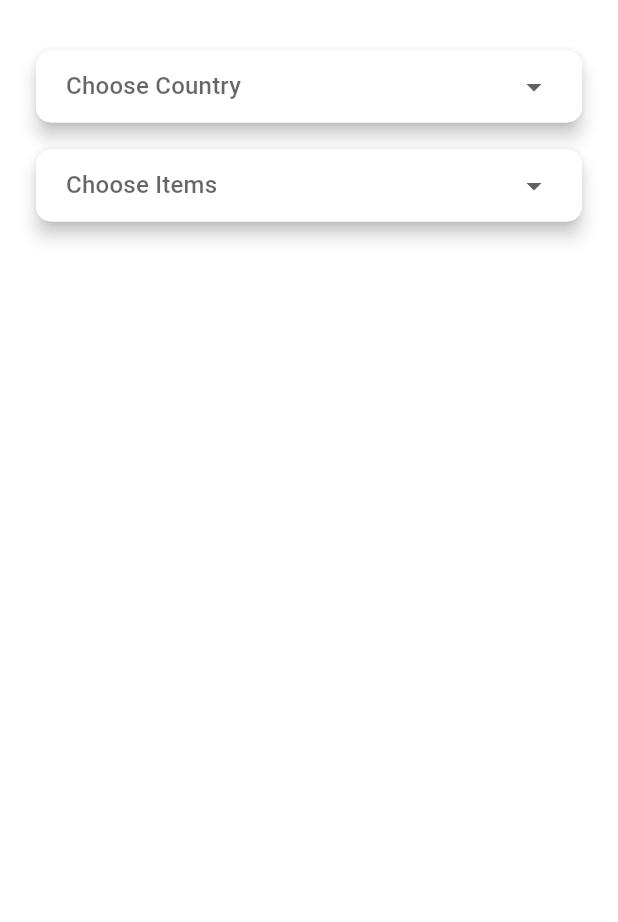
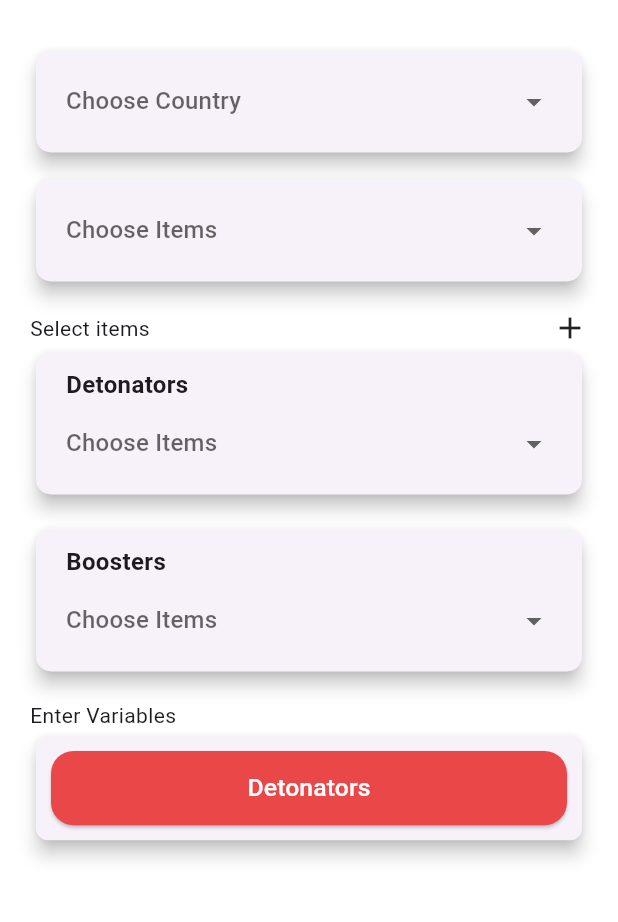
Before and after one commit to Umair-Amjad-Ali/Flutter, a Flutter app: the screen it shows after launch, on a phone screen of 412 x 824 dp, the part 113-1035 px from its top. Run offline on Flutter 3.47's test engine with Material 3 defaults, Android fonts, the phone set to English and light mode, and no system bars.

Commit message:
new widgets added

```diff
--- a/stock_counter/lib/screens/main_screens/stock_counter.dart
+++ b/stock_counter/lib/screens/main_screens/stock_counter.dart
@@ -1,5 +1,6 @@
 import 'package:flutter/material.dart';
 import 'package:stock_counter/widgets/dropdown_card.dart';
+import 'package:stock_counter/widgets/dynamic_button.dart';
 
 class StockCounter extends StatefulWidget {
   const StockCounter({super.key});
@@ -11,9 +12,27 @@ class StockCounter extends StatefulWidget {
 class _StockCounterState extends State<StockCounter> {
   var _location = ['India', 'USA', 'UK', 'Canada', 'Australia'];
   var _items = ['Detonators', 'Booster'];
+  var _detonators = [
+    'Detonator 1',
+    'Detonator 2',
+    'Detonator 3',
+    'Detonator 4',
+    'Detonator 5',
+    'Detonator 6'
+  ];
+  var _boosters = [
+    'Booster 1',
+    'Booster 2',
+    'Booster 3',
+    'Booster 4',
+    'Booster 5',
+    'Booster 6',
+  ];
 
   String? _selectedCountry; // State to track the selected value
   String? _selectedItems;
+  String? _selectDetonaotors;
+  String? _selectedBoosters;
 
   @override
   Widget build(BuildContext context) {
@@ -67,8 +86,10 @@ class _StockCounterState extends State<StockCounter> {
             ),
             const SizedBox(height: 20),
             // Dropdown
-            Padding(
-              padding: const EdgeInsets.symmetric(horizontal: 20, vertical: 10),
+            SingleChildScrollView(
+              child: Padding(
+                padding:
+                    const EdgeInsets.symmetric(horizontal: 20, vertical: 10),
                 child: Column(
                   children: [
                     DropdownCard(
@@ -94,10 +115,74 @@ class _StockCounterState extends State<StockCounter> {
                       },
                       hintText: 'Choose Items',
                     ),
+                    const SizedBox(
+                      height: 15,
+                    ),
                     Row(
-                    children: [],
-                  )
+                      mainAxisAlignment: MainAxisAlignment.spaceBetween,
+                      children: [Text("Select items"), Icon(Icons.add)],
+                    ),
+                    DropdownCard(
+                      selectedValue: _selectDetonaotors,
+                      items: _detonators,
+                      onChanged: (value) {
+                        setState(() {
+                          _selectDetonaotors = value;
+                        });
+                      },
+                      hintText: 'Choose Items',
+                      labelText: "Detonators",
+                    ),
+                    const SizedBox(
+                      height: 15,
+                    ),
+                    DropdownCard(
+                      selectedValue: _selectedBoosters,
+                      items: _boosters,
+                      onChanged: (value) {
+                        setState(() {
+                          _selectedBoosters = value;
+                        });
+                      },
+                      hintText: 'Choose Items',
+                      labelText: "Boosters",
+                    ),
+                    const SizedBox(
+                      height: 15,
+                    ),
+                    Row(
+                      children: [
+                        Text(
+                          "Enter Variables",
+                          textAlign: TextAlign.start,
+                        ),
                       ],
+                    ),
+                    Card(
+                      elevation: 5,
+                      shape: RoundedRectangleBorder(
+                        borderRadius: BorderRadius.circular(8),
+                      ),
+                      child: Container(
+                        width: double
+                            .infinity, // Ensures the Card takes up all available width
+                        padding: const EdgeInsets.all(10),
+                        child: Column(
+                          children: [
+                            Row(
+                              children: [
+                                Expanded(
+                                  child: DynamicButton(
+                                      label: 'Detonators', onPressed: () {}),
+                                ),
+                              ],
+                            ),
+                          ],
+                        ),
+                      ),
+                    ),
+                  ],
+                ),
               ),
             ),
           ],
--- a/stock_counter/lib/widgets/dropdown_card.dart
+++ b/stock_counter/lib/widgets/dropdown_card.dart
@@ -5,6 +5,7 @@ class DropdownCard extends StatelessWidget {
   final List<String> items;
   final ValueChanged<String?> onChanged;
   final String hintText;
+  final String? labelText; // Optional text to display inside the card
 
   const DropdownCard({
     super.key,
@@ -12,6 +13,7 @@ class DropdownCard extends StatelessWidget {
     required this.items,
     required this.onChanged,
     required this.hintText,
+    this.labelText, // Optional parameter
   });
 
   @override
@@ -21,29 +23,43 @@ class DropdownCard extends StatelessWidget {
       shape: RoundedRectangleBorder(
         borderRadius: BorderRadius.circular(10),
       ),
-      child: Container(
-        width:
-            double.infinity, // Ensures the container takes full available width
-        padding: const EdgeInsets.symmetric(horizontal: 20),
-        decoration: BoxDecoration(
-          color: Colors.white,
-          borderRadius: BorderRadius.circular(10),
+      child: Padding(
+        padding: const EdgeInsets.symmetric(horizontal: 20, vertical: 10),
+        child: Column(
+          crossAxisAlignment: CrossAxisAlignment.start,
+          children: [
+            // Display the labelText if provided
+            if (labelText != null)
+              Padding(
+                padding: const EdgeInsets.only(bottom: 4.0), // Add spacing
+                child: Text(
+                  labelText!,
+                  style: const TextStyle(
+                    fontSize: 16,
+                    fontWeight: FontWeight.bold,
                   ),
-        child: DropdownButtonHideUnderline(
-          // Removes the underline
+                ),
+              ),
+            DropdownButtonHideUnderline(
               child: DropdownButton<String>(
                 isExpanded: true, // Makes the dropdown expand to full width
                 value: selectedValue, // Current value
                 items: items
-                .map((e) => DropdownMenuItem<String>(
+                    .map(
+                      (e) => DropdownMenuItem<String>(
                         value: e,
-                      child: Text(e),
-                    ))
+                        child: Text(
+                          e,
+                        ),
+                      ),
+                    )
                     .toList(),
                 onChanged: onChanged, // Call the callback function
                 hint: Text(hintText), // Customizable hint text
               ),
             ),
+          ],
+        ),
       ),
     );
   }
```
Lines whose indentation alone changed are shown as unchanged.
